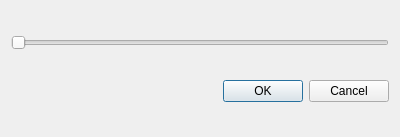
Phillss/SAR-zkjr, file conratio.ui: the form before one commit.
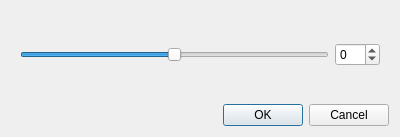
The form after the commit.

The edit to the form file:
```diff
--- a/conratio.ui
+++ b/conratio.ui
@@ -18,10 +18,44 @@
   </property>
   <layout class="QVBoxLayout" name="verticalLayout">
    <item>
-    <widget class="QSlider" name="horizontalSlider">
-     <property name="orientation">
-      <enum>Qt::Horizontal</enum>
-     </property>
+    <widget class="QWidget" name="widget" native="true">
+     <layout class="QHBoxLayout" name="horizontalLayout">
+      <item>
+       <widget class="QSlider" name="horizontalSlider">
+        <property name="minimum">
+         <number>-50</number>
+        </property>
+        <property name="maximum">
+         <number>50</number>
+        </property>
+        <property name="tracking">
+         <bool>true</bool>
+        </property>
+        <property name="orientation">
+         <enum>Qt::Horizontal</enum>
+        </property>
+        <property name="invertedAppearance">
+         <bool>false</bool>
+        </property>
+        <property name="invertedControls">
+         <bool>false</bool>
+        </property>
+        <property name="tickInterval">
+         <number>0</number>
+        </property>
+       </widget>
+      </item>
+      <item>
+       <widget class="QSpinBox" name="spinBox">
+        <property name="minimum">
+         <number>-50</number>
+        </property>
+        <property name="maximum">
+         <number>50</number>
+        </property>
+       </widget>
+      </item>
+     </layout>
     </widget>
    </item>
    <item>
```
